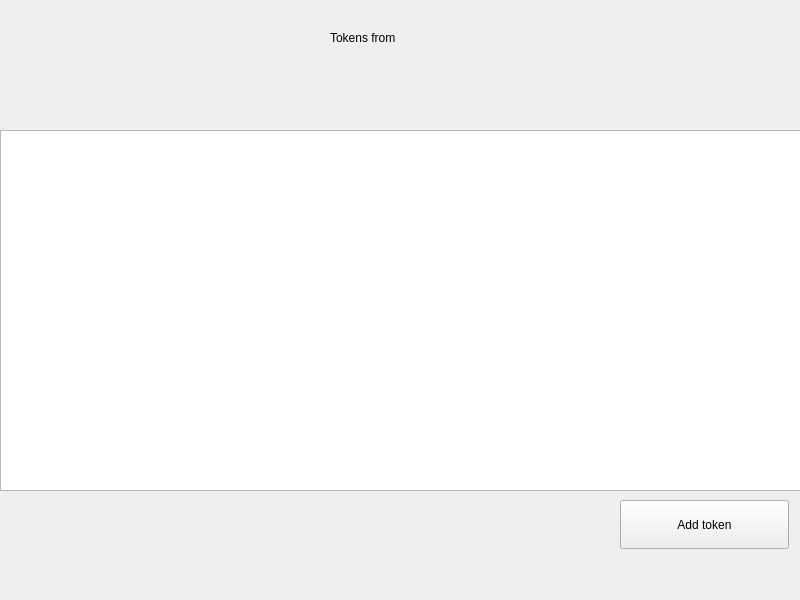
Old version of the form src/UI/tokenswindow.ui in the repository Kracocks/ToolBox.
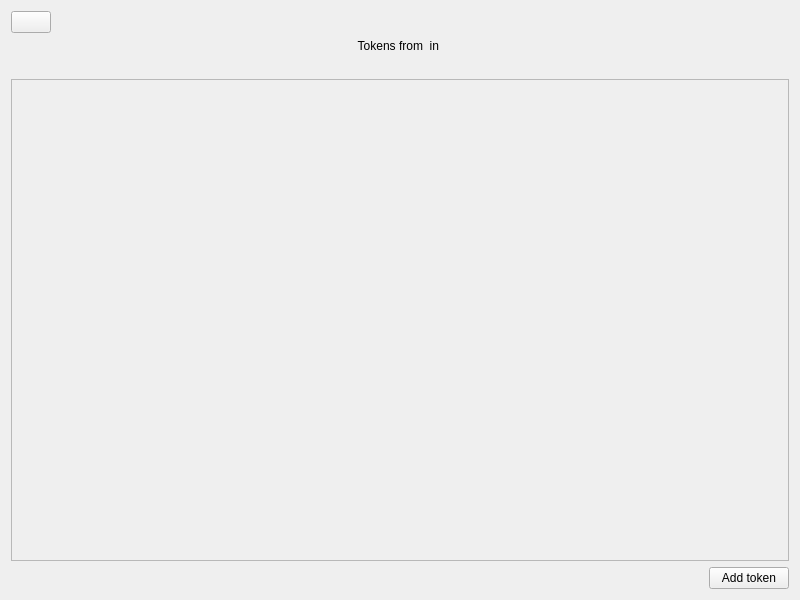
New version of the form. Icons and pictures are not drawn.

Commit message: modified layout of tokens window

Diff of the .ui file:
```diff
--- a/src/UI/tokenswindow.ui
+++ b/src/UI/tokenswindow.ui
@@ -10,58 +10,102 @@
     <height>600</height>
    </rect>
   </property>
+  <property name="sizePolicy">
+   <sizepolicy hsizetype="Expanding" vsizetype="Expanding">
+    <horstretch>0</horstretch>
+    <verstretch>0</verstretch>
+   </sizepolicy>
+  </property>
   <property name="windowTitle">
    <string>Form</string>
   </property>
-  <widget class="QPushButton" name="addTokenBtn">
-   <property name="geometry">
-    <rect>
-     <x>620</x>
-     <y>500</y>
-     <width>169</width>
-     <height>49</height>
-    </rect>
+  <layout class="QVBoxLayout" name="verticalLayout">
+   <item>
+    <widget class="QPushButton" name="returnBtn">
+     <property name="sizePolicy">
+      <sizepolicy hsizetype="Maximum" vsizetype="Maximum">
+       <horstretch>0</horstretch>
+       <verstretch>0</verstretch>
+      </sizepolicy>
+     </property>
+     <property name="cursor">
+      <cursorShape>PointingHandCursor</cursorShape>
    </property>
    <property name="text">
-    <string>Add token</string>
-   </property>
-  </widget>
-  <widget class="QTableWidget" name="tokensTable">
-   <property name="geometry">
-    <rect>
-     <x>0</x>
-     <y>130</y>
-     <width>801</width>
-     <height>361</height>
-    </rect>
-   </property>
-  </widget>
+      <string/>
+     </property>
+     <property name="icon">
+      <iconset>
+       <normaloff>../../data/custom_icons/back_arrow_icon.png</normaloff>../../data/custom_icons/back_arrow_icon.png</iconset>
+     </property>
+    </widget>
+   </item>
+   <item>
   <widget class="QLabel" name="title">
-   <property name="geometry">
-    <rect>
-     <x>330</x>
-     <y>20</y>
-     <width>160</width>
-     <height>35</height>
-    </rect>
-   </property>
    <property name="text">
-    <string>Tokens from</string>
-   </property>
-  </widget>
+      <string>Tokens from &lt;login&gt; in &lt;service&gt;</string>
+     </property>
+     <property name="textFormat">
+      <enum>Qt::PlainText</enum>
+     </property>
+     <property name="alignment">
+      <set>Qt::AlignCenter</set>
+     </property>
+    </widget>
+   </item>
+   <item>
   <widget class="QLabel" name="subtitle">
+     <property name="text">
+      <string/>
+     </property>
+    </widget>
+   </item>
+   <item>
+    <layout class="QHBoxLayout" name="hbox_layout">
+     <item>
+      <widget class="QScrollArea" name="scrollArea">
+       <property name="widgetResizable">
+        <bool>true</bool>
+       </property>
+       <widget class="QWidget" name="scrollAreaWidgetContents">
    <property name="geometry">
     <rect>
-     <x>280</x>
-     <y>70</y>
-     <width>261</width>
-     <height>35</height>
-    </rect>
-   </property>
+          <x>0</x>
+          <y>0</y>
+          <width>778</width>
+          <height>403</height>
+         </rect>
+        </property>
+       </widget>
+      </widget>
+     </item>
+    </layout>
+   </item>
+   <item>
+    <layout class="QHBoxLayout" name="hbox_addbtn">
+     <item>
+      <spacer name="horizontalSpacer">
+       <property name="orientation">
+        <enum>Qt::Horizontal</enum>
+       </property>
+       <property name="sizeHint" stdset="0">
+        <size>
+         <width>40</width>
+         <height>20</height>
+        </size>
+       </property>
+      </spacer>
+     </item>
+     <item>
+      <widget class="QPushButton" name="addTokenBtn">
    <property name="text">
-    <string/>
-   </property>
-  </widget>
+        <string>Add token</string>
+       </property>
+      </widget>
+     </item>
+    </layout>
+   </item>
+  </layout>
  </widget>
  <resources/>
  <connections/>
```
Lines whose indentation alone changed are shown as unchanged. The commit also changes 11 other files.
